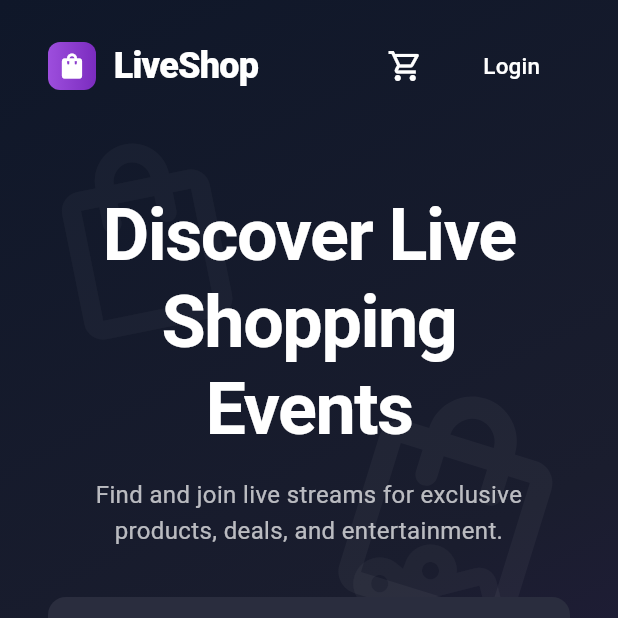
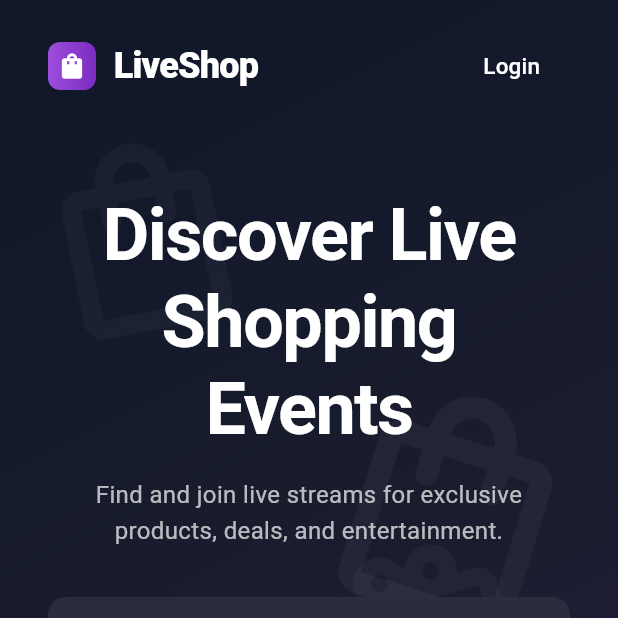
Before and after one commit to Poseidon1402/test-flutter, a Flutter app: the screen it shows after launch, on a phone screen of 412 x 824 dp, the top half of it. Run offline on Flutter 3.47's test engine with Material 3 defaults, Android fonts, the phone set to English and light mode, and no system bars; our stand-ins replace bloc, equatable, flutter_bloc, go_router, socket_io_client, video_player; accounts and stored records are empty; network calls fail.

Commit message:
feat(home): update cart button visibility based on authentication status

```diff
--- a/lib/screens/home/home_screen.dart
+++ b/lib/screens/home/home_screen.dart
@@ -109,14 +109,19 @@ class _HomeScreenState extends State<HomeScreen> {
                         const Spacer(),
 
                         // Cart Button
-                        IconButton(
-                          onPressed: () => context.go('/cart'),
-                          icon: const Icon(
-                            Icons.shopping_cart_outlined,
-                            color: Colors.white,
-                            size: 24,
+                        Visibility(
+                          visible:
+                              context.read<AuthBloc>().state.status ==
+                              AuthStatus.authenticated,
+                          child: IconButton(
+                            onPressed: () => context.push('/cart'),
+                            icon: const Icon(
+                              Icons.shopping_cart_outlined,
+                              color: Colors.white,
+                              size: 24,
+                            ),
+                            tooltip: 'Cart',
                           ),
-                          tooltip: 'Cart',
                         ),
                         const SizedBox(width: 8),
 
```
